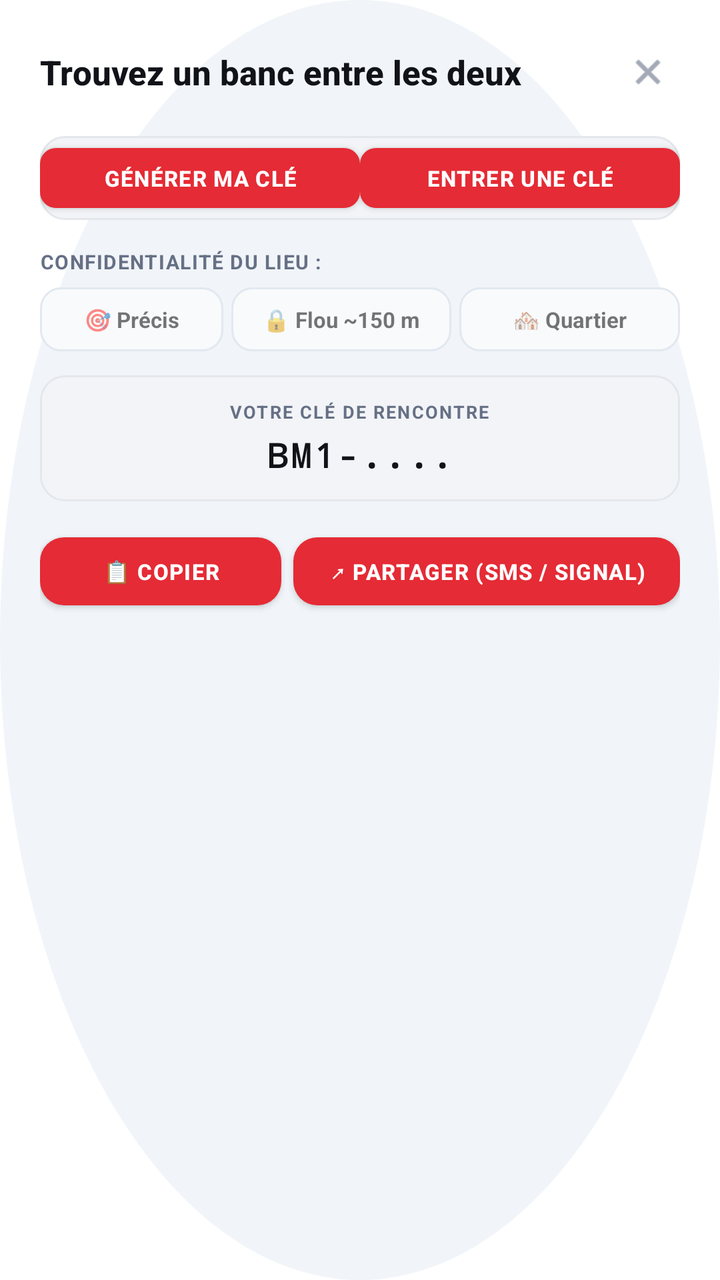
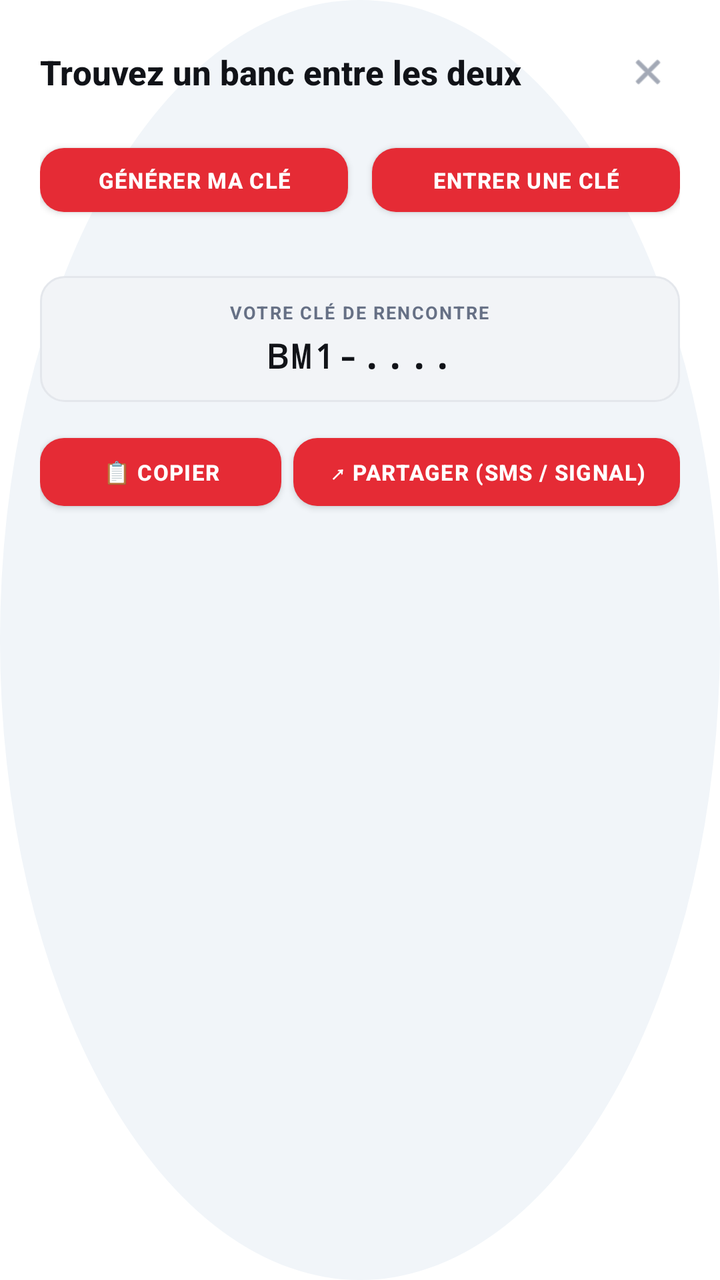

The first picture is an Android layout as it rendered before a commit; the second is the same layout after the commit. The layout source and the unified diff follow.
<!-- AndroidManifest.xml: application theme Theme.BenchMap -->
<!-- res/layout/dialog_meetup.xml -->
<?xml version="1.0" encoding="utf-8"?>
<LinearLayout xmlns:android="http://schemas.android.com/apk/res/android"
    xmlns:app="http://schemas.android.com/apk/res-auto"
    android:id="@+id/dialog_meetup_root"
    android:layout_width="match_parent"
    android:layout_height="wrap_content"
    android:orientation="vertical"
    android:padding="20dp"
    android:background="@drawable/bg_circle_button">

    
    <LinearLayout
        android:layout_width="match_parent"
        android:layout_height="wrap_content"
        android:orientation="horizontal"
        android:gravity="center_vertical">

        <LinearLayout
            android:layout_width="0dp"
            android:layout_height="wrap_content"
            android:layout_weight="1"
            android:orientation="vertical">

            <TextView
                android:id="@+id/tv_dialog_title"
                android:layout_width="wrap_content"
                android:layout_height="wrap_content"
                android:text="Trouvez un banc entre les deux"
                android:textSize="17sp"
                android:textStyle="bold"
                android:fontFamily="sans-serif-medium"
                android:textColor="@color/text_primary" />
        </LinearLayout>

        <ImageView
            android:id="@+id/btn_dialog_close"
            android:layout_width="32dp"
            android:layout_height="32dp"
            android:padding="6dp"
            android:background="?attr/selectableItemBackgroundBorderless"
            android:src="@android:drawable/ic_menu_close_clear_cancel"
            android:contentDescription="Fermer"
            app:tint="@color/text_muted" />
    </LinearLayout>

    
    <LinearLayout
        android:layout_width="match_parent"
        android:layout_height="42dp"
        android:layout_marginTop="16dp"
        android:orientation="horizontal"
        android:background="@drawable/bg_chip_counter">

        <com.google.android.material.button.MaterialButton
            android:id="@+id/tab_btn_share"
            android:layout_width="0dp"
            android:layout_height="match_parent"
            android:layout_weight="1"
            android:text="GÉNÉRER MA CLÉ"
            android:textSize="11sp"
            android:textStyle="bold"
            android:letterSpacing="0.04"
            app:cornerRadius="8dp"
            app:elevation="0dp" />

        <com.google.android.material.button.MaterialButton
            android:id="@+id/tab_btn_join"
            android:layout_width="0dp"
            android:layout_height="match_parent"
            android:layout_weight="1"
            android:text="ENTRER UNE CLÉ"
            android:textSize="11sp"
            android:textStyle="bold"
            android:letterSpacing="0.04"
            app:cornerRadius="8dp"
            app:elevation="0dp" />
    </LinearLayout>

    
    <LinearLayout
        android:id="@+id/layout_tab_share"
        android:layout_width="match_parent"
        android:layout_height="wrap_content"
        android:orientation="vertical"
        android:layout_marginTop="14dp">

        <TextView
            android:layout_width="wrap_content"
            android:layout_height="wrap_content"
            android:text="CONFIDENTIALITÉ DU LIEU :"
            android:textSize="10sp"
            android:textStyle="bold"
            android:letterSpacing="0.05"
            android:textColor="@color/text_muted" />

        
        <LinearLayout
            android:layout_width="match_parent"
            android:layout_height="wrap_content"
            android:orientation="horizontal"
            android:layout_marginTop="6dp">

            <TextView
                android:id="@+id/chip_blur_exact"
                android:layout_width="0dp"
                android:layout_height="32dp"
                android:layout_weight="1"
                android:gravity="center"
                android:text="🎯 Précis"
                android:textSize="11sp"
                android:textStyle="bold"
                android:background="@drawable/bg_chip_attribute"
                android:clickable="true"
                android:focusable="true"
                android:layout_marginEnd="4dp" />

            <TextView
                android:id="@+id/chip_blur_discreet"
                android:layout_width="0dp"
                android:layout_height="32dp"
                android:layout_weight="1.2"
                android:gravity="center"
                android:text="🔒 Flou ~150 m"
                android:textSize="11sp"
                android:textStyle="bold"
                android:background="@drawable/bg_chip_attribute"
                android:clickable="true"
                android:focusable="true"
                android:layout_marginEnd="4dp" />

            <TextView
                android:id="@+id/chip_blur_district"
                android:layout_width="0dp"
                android:layout_height="32dp"
                android:layout_weight="1.2"
                android:gravity="center"
                android:text="🏘 Quartier"
                android:textSize="11sp"
                android:textStyle="bold"
                android:background="@drawable/bg_chip_attribute"
                android:clickable="true"
                android:focusable="true" />
        </LinearLayout>

        
        <LinearLayout
            android:id="@+id/box_key_display"
            android:layout_width="match_parent"
            android:layout_height="wrap_content"
            android:orientation="vertical"
            android:gravity="center"
            android:padding="12dp"
            android:layout_marginTop="12dp"
            android:background="@drawable/bg_chip_counter">

            <TextView
                android:layout_width="wrap_content"
                android:layout_height="wrap_content"
                android:text="VOTRE CLÉ DE RENCONTRE"
                android:textSize="9sp"
                android:letterSpacing="0.08"
                android:textStyle="bold"
                android:textColor="@color/text_muted" />

            <TextView
                android:id="@+id/tv_generated_key"
                android:layout_width="wrap_content"
                android:layout_height="wrap_content"
                android:layout_marginTop="4dp"
                android:text="BM1-...."
                android:textSize="17sp"
                android:textStyle="bold"
                android:letterSpacing="0.08"
                android:fontFamily="monospace"
                android:textIsSelectable="true"
                android:textColor="@color/text_primary" />
        </LinearLayout>

        
        <LinearLayout
            android:layout_width="match_parent"
            android:layout_height="wrap_content"
            android:orientation="horizontal"
            android:layout_marginTop="12dp">

            <com.google.android.material.button.MaterialButton
                android:id="@+id/btn_copy_key"
                android:layout_width="0dp"
                android:layout_height="46dp"
                android:layout_weight="1"
                android:text="📋 COPIER"
                android:textSize="11sp"
                android:textStyle="bold"
                android:letterSpacing="0.04"
                app:cornerRadius="12dp"
                android:layout_marginEnd="6dp" />

            <com.google.android.material.button.MaterialButton
                android:id="@+id/btn_share_invite"
                android:layout_width="0dp"
                android:layout_height="46dp"
                android:layout_weight="1.6"
                android:text="↗ PARTAGER (SMS / SIGNAL)"
                android:textSize="11sp"
                android:textStyle="bold"
                android:letterSpacing="0.04"
                app:cornerRadius="12dp" />
        </LinearLayout>
    </LinearLayout>

    
    <LinearLayout
        android:id="@+id/layout_tab_join"
        android:layout_width="match_parent"
        android:layout_height="wrap_content"
        android:orientation="vertical"
        android:layout_marginTop="14dp"
        android:visibility="gone">

        <TextView
            android:layout_width="wrap_content"
            android:layout_height="wrap_content"
            android:text="CLÉ REÇUE DE VOTRE AMI :"
            android:textSize="10sp"
            android:textStyle="bold"
            android:letterSpacing="0.05"
            android:textColor="@color/text_muted" />

        <EditText
            android:id="@+id/et_friend_key"
            android:layout_width="match_parent"
            android:layout_height="48dp"
            android:layout_marginTop="6dp"
            android:background="@drawable/bg_chip_counter"
            android:hint="Collez la clé ou le lien reçu"
            android:inputType="textCapCharacters|textNoSuggestions"
            android:fontFamily="monospace"
            android:textSize="14sp"
            android:paddingStart="12dp"
            android:paddingEnd="12dp"
            android:textColor="@color/text_primary" />

        <LinearLayout
            android:layout_width="match_parent"
            android:layout_height="wrap_content"
            android:orientation="horizontal"
            android:layout_marginTop="8dp"
            android:gravity="center_vertical">

            <com.google.android.material.button.MaterialButton
                android:id="@+id/btn_paste_key"
                android:layout_width="wrap_content"
                android:layout_height="36dp"
                android:text="📋 COLLER DU PRESSE-PAPIER"
                android:textSize="10sp"
                android:textStyle="bold"
                app:cornerRadius="8dp"
                app:elevation="0dp" />

            <TextView
                android:id="@+id/tv_key_error"
                android:layout_width="0dp"
                android:layout_height="wrap_content"
                android:layout_weight="1"
                android:layout_marginStart="8dp"
                android:text="Clé invalide"
                android:textSize="11sp"
                android:textColor="@color/swiss_red"
                android:visibility="invisible" />
        </LinearLayout>

        <com.google.android.material.button.MaterialButton
            android:id="@+id/btn_calculate_meetup"
            android:layout_width="match_parent"
            android:layout_height="48dp"
            android:layout_marginTop="12dp"
            android:text="🔍 TROUVER LES BANCS À MI-CHEMIN"
            android:textSize="12sp"
            android:textStyle="bold"
            android:letterSpacing="0.04"
            app:cornerRadius="12dp" />
    </LinearLayout>

</LinearLayout>
<!-- resources referenced by this layout -->
<resources>
  <color name="swiss_red">#E52B35</color>
  <color name="text_muted">#667085</color>
  <color name="text_primary">#111318</color>
  <!-- drawable bg_chip_attribute (drawable) -->
  <?xml version="1.0" encoding="utf-8"?>
  <shape xmlns:android="http://schemas.android.com/apk/res/android"
      android:shape="rectangle">
      <corners android:radius="10dp" />
      <solid android:color="#F8FAFC" />
      <stroke android:width="1dp" android:color="#E2E8F0" />
  </shape>
  <!-- drawable bg_chip_counter (drawable) -->
  <?xml version="1.0" encoding="utf-8"?>
  <shape xmlns:android="http://schemas.android.com/apk/res/android"
      android:shape="rectangle">
      <corners android:radius="12dp" />
      <solid android:color="@color/chip_bg" />
      <stroke android:width="1dp" android:color="@color/card_border" />
  </shape>
  <!-- drawable bg_circle_button (drawable) -->
  <?xml version="1.0" encoding="utf-8"?>
  <shape xmlns:android="http://schemas.android.com/apk/res/android"
      android:shape="oval">
      <solid android:color="#F1F5F9" />
  </shape>
  <style name="Theme.BenchMap" parent="Theme.MaterialComponents.Light.NoActionBar">
          <item name="colorPrimary">@color/swiss_red</item>
          <item name="android:statusBarColor">@android:color/transparent</item>
          <item name="android:navigationBarColor">@android:color/transparent</item>
          <item name="android:windowBackground">@android:color/transparent</item>
          <item name="android:enforceStatusBarContrast">false</item>
          <item name="android:enforceNavigationBarContrast">false</item>
      </style>
  <color name="chip_bg">#F2F4F7</color>
  <color name="card_border">#E4E7EC</color>
</resources>

<!-- the commit's change to res/layout/dialog_meetup.xml (unified diff, before → after) -->
@@ -46,10 +46,9 @@
     
     <LinearLayout
         android:layout_width="match_parent"
-        android:layout_height="42dp"
+        android:layout_height="44dp"
         android:layout_marginTop="16dp"
-        android:orientation="horizontal"
-        android:background="@drawable/bg_chip_counter">
+        android:orientation="horizontal">
 
         <com.google.android.material.button.MaterialButton
             android:id="@+id/tab_btn_share"
@@ -60,8 +59,9 @@
             android:textSize="11sp"
             android:textStyle="bold"
             android:letterSpacing="0.04"
-            app:cornerRadius="8dp"
-            app:elevation="0dp" />
+            app:cornerRadius="12dp"
+            app:elevation="0dp"
+            android:layout_marginEnd="6dp" />
 
         <com.google.android.material.button.MaterialButton
             android:id="@+id/tab_btn_join"
@@ -72,8 +72,9 @@
             android:textSize="11sp"
             android:textStyle="bold"
             android:letterSpacing="0.04"
-            app:cornerRadius="8dp"
-            app:elevation="0dp" />
+            app:cornerRadius="12dp"
+            app:elevation="0dp"
+            android:layout_marginStart="6dp" />
     </LinearLayout>
 
     
@@ -83,64 +84,6 @@
         android:layout_height="wrap_content"
         android:orientation="vertical"
         android:layout_marginTop="14dp">
-
-        <TextView
-            android:layout_width="wrap_content"
-            android:layout_height="wrap_content"
-            android:text="CONFIDENTIALITÉ DU LIEU :"
-            android:textSize="10sp"
-            android:textStyle="bold"
-            android:letterSpacing="0.05"
-            android:textColor="@color/text_muted" />
-
-        
-        <LinearLayout
-            android:layout_width="match_parent"
-            android:layout_height="wrap_content"
-            android:orientation="horizontal"
-            android:layout_marginTop="6dp">
-
-            <TextView
-                android:id="@+id/chip_blur_exact"
-                android:layout_width="0dp"
-                android:layout_height="32dp"
-                android:layout_weight="1"
-                android:gravity="center"
-                android:text="🎯 Précis"
-                android:textSize="11sp"
-                android:textStyle="bold"
-                android:background="@drawable/bg_chip_attribute"
-                android:clickable="true"
-                android:focusable="true"
-                android:layout_marginEnd="4dp" />
-
-            <TextView
-                android:id="@+id/chip_blur_discreet"
-                android:layout_width="0dp"
-                android:layout_height="32dp"
-                android:layout_weight="1.2"
-                android:gravity="center"
-                android:text="🔒 Flou ~150 m"
-                android:textSize="11sp"
-                android:textStyle="bold"
-                android:background="@drawable/bg_chip_attribute"
-                android:clickable="true"
-                android:focusable="true"
-                android:layout_marginEnd="4dp" />
-
-            <TextView
-                android:id="@+id/chip_blur_district"
-                android:layout_width="0dp"
-                android:layout_height="32dp"
-                android:layout_weight="1.2"
-                android:gravity="center"
-                android:text="🏘 Quartier"
-                android:textSize="11sp"
-                android:textStyle="bold"
-                android:background="@drawable/bg_chip_attribute"
-                android:clickable="true"
-                android:focusable="true" />
-        </LinearLayout>
 
         
         <LinearLayout
<!-- resource entries referenced after the edit -->
@@ -3,14 +3,6 @@
   <color name="swiss_red">#E52B35</color>
   <color name="text_muted">#667085</color>
   <color name="text_primary">#111318</color>
-  <!-- drawable bg_chip_attribute (drawable) -->
-  <?xml version="1.0" encoding="utf-8"?>
-  <shape xmlns:android="http://schemas.android.com/apk/res/android"
-      android:shape="rectangle">
-      <corners android:radius="10dp" />
-      <solid android:color="#F8FAFC" />
-      <stroke android:width="1dp" android:color="#E2E8F0" />
-  </shape>
   <!-- drawable bg_chip_counter (drawable) -->
   <?xml version="1.0" encoding="utf-8"?>
   <shape xmlns:android="http://schemas.android.com/apk/res/android"
